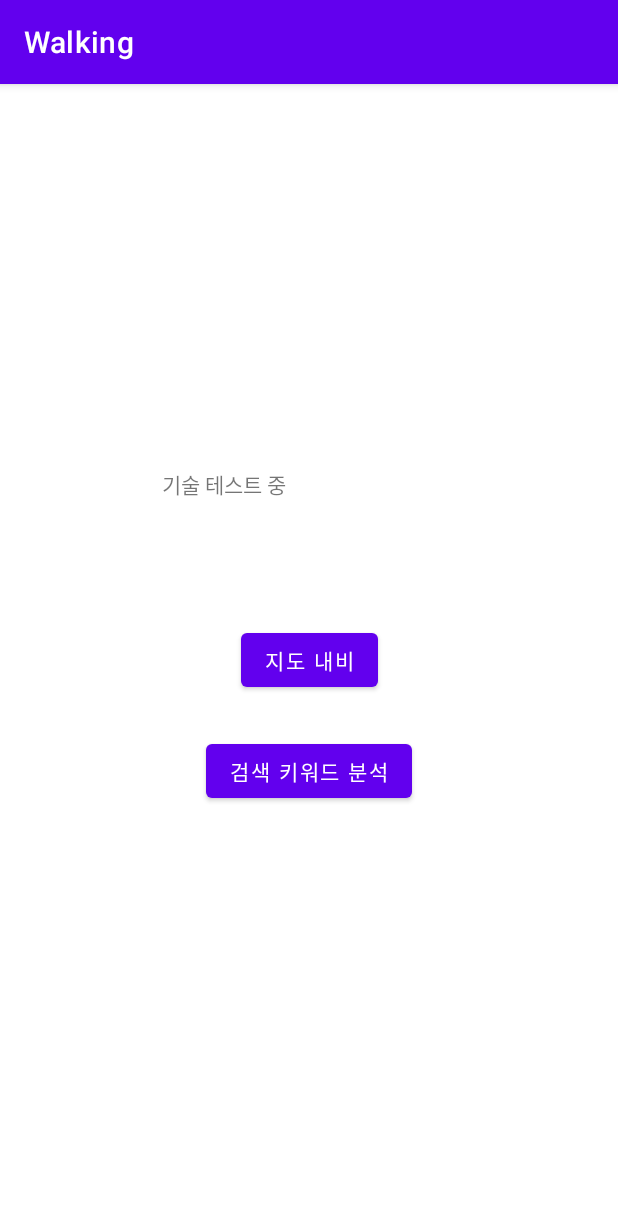
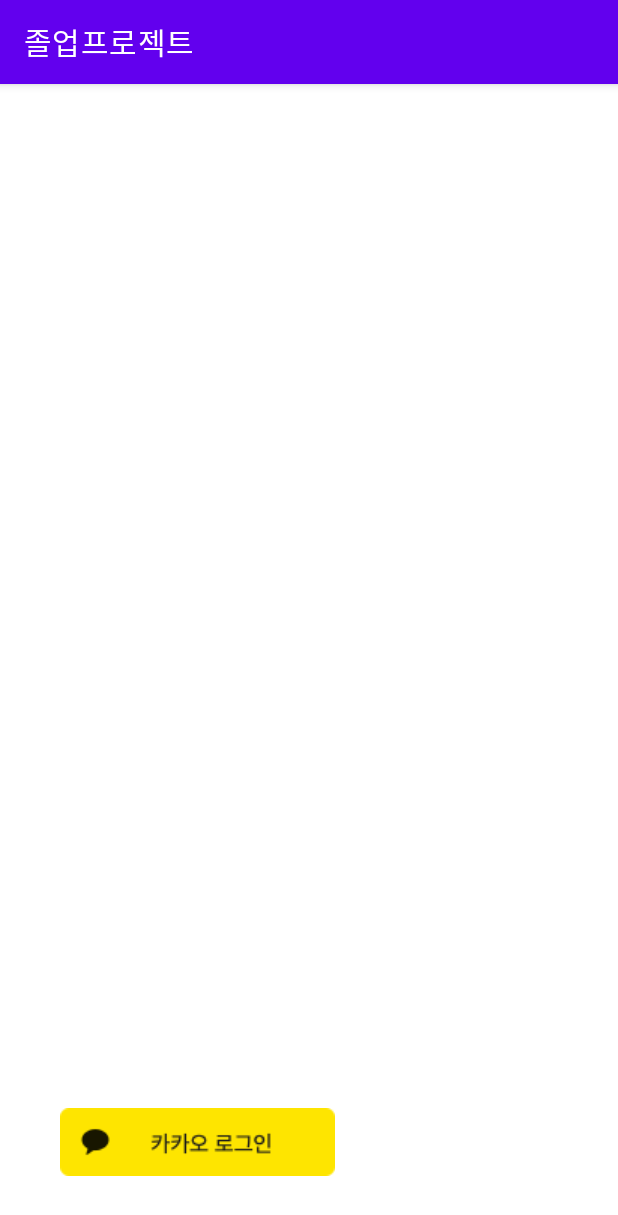
Before and after one commit to GR-LKSJ/ProjectRUN, an Android app: the screen it shows after launch (MainActivity before the commit, LoginActivity after it), on a phone screen of 412 x 824 dp. Shown: the top 1215 px of the screen. Run offline under Robolectric (Android 15) with nearby library versions, the phone set to English and light mode, and no system bars; libraries missing offline, so code that uses them is left out: com.kakao.auth, com.kakao.network, com.kakao.sdk, com.kakao.usermgmt, com.kakao.util; 2 statements that could not run were skipped.

Commit message:
카카오 로그인

```diff
--- /dev/null
+++ b/app/src/main/java/com/example/walking/CustomApplication.java
@@ -0,0 +1,92 @@
+package com.example.walking;
+
+import android.app.Application;
+import android.content.Context;
+
+import com.kakao.auth.ApprovalType;
+import com.kakao.auth.AuthType;
+import com.kakao.auth.IApplicationConfig;
+import com.kakao.auth.ISessionConfig;
+import com.kakao.auth.KakaoAdapter;
+import com.kakao.auth.KakaoSDK;
+import com.kakao.sdk.common.KakaoSdk;
+
+public class CustomApplication extends Application
+{
+    private static volatile CustomApplication instance = null;
+
+    private static class KakaoSDKAdapter extends KakaoAdapter
+    {
+        // 카카오 로그인 세션을 불러올 때의 설정값을 설정하는 부분.
+        public ISessionConfig getSessionConfig() {
+
+            return new ISessionConfig() {
+                @Override
+                public AuthType[] getAuthTypes() {
+                    return new AuthType[] {AuthType.KAKAO_LOGIN_ALL};
+                    //로그인을 어떤 방식으로 할지 지정
+                    //KAKAO_LOGIN_ALL: 모든 로그인방식을 사용하고 싶을때 지정.
+                }
+
+                @Override
+                public boolean isUsingWebviewTimer() {
+                    return false;
+                    // SDK 로그인시 사용되는 WebView에서 pause와 resume시에 Timer를 설정하여 CPU소모를 절약한다.
+                    // true 를 리턴할경우 webview로그인을 사용하는 화면서 모든 webview에 onPause와 onResume 시에 Timer를 설정해 주어야 한다.
+                    // 지정하지 않을 시 false로 설정된다.
+                }
+
+                @Override
+                public boolean isSecureMode() {
+                    return false;
+                    // 로그인시 access token과 refresh token을 저장할 때의 암호화 여부를 결정한다.
+                }
+
+                @Override
+                public ApprovalType getApprovalType() {
+                    return ApprovalType.INDIVIDUAL;
+                    // 일반 사용자가 아닌 Kakao와 제휴된 앱에서만 사용되는 값으로, 값을 채워주지 않을경우 ApprovalType.INDIVIDUAL 값을 사용하게 된다.
+                }
+
+                @Override
+                public boolean isSaveFormData() {
+                    return true;
+                    // Kakao SDK 에서 사용되는 WebView에서 email 입력폼의 데이터를 저장할지 여부를 결정한다.
+                    // true일 경우, 다음번에 다시 로그인 시 email 폼을 누르면 이전에 입력했던 이메일이 나타난다.
+                }
+            };
+        }
+
+        @Override
+        public IApplicationConfig getApplicationConfig() {
+            return new IApplicationConfig() {
+                @Override
+                public Context getApplicationContext() {
+                    return CustomApplication.getGlobalApplicationContext();
+                }
+            };
+        }
+    }
+
+    public static CustomApplication getGlobalApplicationContext() {
+        if(instance == null) {
+            throw new IllegalStateException("this application does not inherit com.kakao.GlobalApplication");
+        }
+        return instance;
+    }
+
+    @Override
+    public void onCreate() {
+        super.onCreate();
+        instance = this;
+
+        //KakaoSDK.init(new KakaoSDKAdapter());
+        KakaoSdk.init(this, "ec41fd92cb5f586daf7c36da76d4406b"); // 네이비트 앱 키
+    }
+
+    @Override
+    public void onTerminate() {
+        super.onTerminate();
+        instance = null;
+    }
+}
--- /dev/null
+++ b/app/src/main/java/com/example/walking/LoginActivity.java
@@ -0,0 +1,96 @@
+package com.example.walking;
+
+import static com.kakao.auth.StringSet.error;
+
+import android.content.Intent;
+import android.os.Bundle;
+import android.util.Log;
+import android.view.View;
+import android.widget.ImageButton;
+import android.widget.Toast;
+
+import androidx.appcompat.app.AppCompatActivity;
+
+import com.kakao.auth.ISessionCallback;
+import com.kakao.network.ErrorResult;
+import com.kakao.sdk.common.model.AuthErrorCause;
+import com.kakao.sdk.user.UserApiClient;
+import com.kakao.usermgmt.UserManagement;
+import com.kakao.usermgmt.callback.MeV2ResponseCallback;
+import com.kakao.usermgmt.response.MeV2Response;
+import com.kakao.util.exception.KakaoException;
+
+public class LoginActivity extends AppCompatActivity {
+
+    private ISessionCallback mSessionCallback;
+
+
+    @Override
+    protected void onCreate(Bundle savedInstanceState) {
+
+        super.onCreate(savedInstanceState);
+        setContentView(R.layout.activity_login);
+
+
+        UserApiClient.getInstance().accessTokenInfo((tokenInfo, error) -> {
+            if (error != null) {
+                Toast.makeText(this, "토큰 정보 보기 실패. 로그인 기록 없음", Toast.LENGTH_SHORT).show();
+            }
+            else if (tokenInfo != null) {
+                Toast.makeText(this, "토큰 정보 보기 성공. 로그인 기록 있음", Toast.LENGTH_SHORT).show();
+                UserApiClient.getInstance().me((user, meError) -> {
+                    if (meError != null) {
+
+                    } else {
+                        Intent intent = new Intent(LoginActivity.this, SearchActivity.class);
+                        intent.putExtra("name", user.getKakaoAccount().getProfile().getNickname());
+                        intent.putExtra("profileImg", user.getKakaoAccount().getProfile().getProfileImageUrl());
+                        intent.putExtra("email", user.getKakaoAccount().getEmail());
+                        startActivity(intent);
+                    }
+                    return null;
+                });
+
+            }
+            return null;
+        });
+
+
+
+
+        ImageButton btn = (ImageButton) findViewById(R.id.loginBtn);
+        btn.setOnClickListener(new View.OnClickListener() {
+            @Override
+            public void onClick(View view) {
+                UserApiClient.getInstance().loginWithKakaoTalk(LoginActivity.this,(oAuthToken, error) -> {
+                    if (error != null) {
+                        Toast.makeText(LoginActivity.this, "로그인이 실패했습니다.", Toast.LENGTH_SHORT).show();
+                    } else if (oAuthToken != null) {
+                        UserApiClient.getInstance().me((user, meError) -> {
+                            if (meError != null) {
+
+                            } else {
+                                Intent intent = new Intent(LoginActivity.this, SearchActivity.class);
+                                intent.putExtra("name", user.getKakaoAccount().getProfile().getNickname());
+                                intent.putExtra("profileImg", user.getKakaoAccount().getProfile().getProfileImageUrl());
+                                intent.putExtra("email", user.getKakaoAccount().getEmail());
+                                startActivity(intent);
+                            }
+                            return null;
+                        });
+
+                        Toast.makeText(LoginActivity.this, "로그인이 성공했습니다.", Toast.LENGTH_SHORT).show();
+                    }
+                    return null;
+                });
+            }
+        });
+
+
+
+
+
+
+
+    }
+}
--- a/app/src/main/java/com/example/walking/MainActivity.java
+++ b/app/src/main/java/com/example/walking/MainActivity.java
@@ -26,15 +26,15 @@ public class MainActivity extends AppCompatActivity {
         super.onCreate(savedInstanceState);
         setContentView(R.layout.activity_main);
 
-        Button imageButton = (Button) findViewById(R.id.button);
-        imageButton.setOnClickListener(new View.OnClickListener() {
-
-            @Override
-            public void onClick(View view) {
-                Intent intent = new Intent(getApplicationContext(), MapActivity.class);
-                startActivity(intent);
-            }
-        });
+//        Button imageButton = (Button) findViewById(R.id.button);
+//        imageButton.setOnClickListener(new View.OnClickListener() {
+//
+//            @Override
+//            public void onClick(View view) {
+//                Intent intent = new Intent(getApplicationContext(), MapActivity.class);
+//                startActivity(intent);
+//            }
+//        });
 
         Button imageButton2 = (Button) findViewById(R.id.button2);
         imageButton2.setOnClickListener(new View.OnClickListener() {
--- /dev/null
+++ b/app/src/main/res/layout/activity_login.xml
@@ -0,0 +1,32 @@
+<?xml version="1.0" encoding="utf-8"?>
+<androidx.constraintlayout.widget.ConstraintLayout xmlns:android="http://schemas.android.com/apk/res/android"
+    xmlns:app="http://schemas.android.com/apk/res-auto"
+    xmlns:tools="http://schemas.android.com/tools"
+    android:layout_width="match_parent"
+    android:layout_height="match_parent"
+    android:orientation="vertical"
+    android:gravity="center"
+    tools:context=".LoginActivity">
+
+    <ImageButton
+        android:id="@+id/loginBtn"
+        app:srcCompat="@drawable/kakao_login_medium_narrow"
+        android:layout_width="wrap_content"
+        android:layout_height="wrap_content"
+
+        android:adjustViewBounds="true"
+        android:scaleType="fitCenter"
+        android:backgroundTint="@color/common_google_signin_btn_tint"
+
+        android:padding="40dp"
+        app:layout_constraintVertical_bias="1"
+        app:layout_constraintBottom_toBottomOf="parent"
+        app:layout_constraintEnd_toEndOf="parent"
+        app:layout_constraintHorizontal_bias="0.0"
+        app:layout_constraintStart_toStartOf="parent"
+        app:layout_constraintTop_toTopOf="parent"
+
+        tools:ignore="SpeakableTextPresentCheck" />
+
+
+</androidx.constraintlayout.widget.ConstraintLayout>
--- a/app/src/main/res/layout/activity_main.xml
+++ b/app/src/main/res/layout/activity_main.xml
@@ -3,38 +3,35 @@
     xmlns:app="http://schemas.android.com/apk/res-auto"
     xmlns:tools="http://schemas.android.com/tools"
     android:layout_width="match_parent"
-    android:layout_height="match_parent"
-    tools:context=".TestActivity">
+    android:layout_height="match_parent">
 
     <TextView
         android:id="@+id/textView"
         android:layout_width="wrap_content"
         android:layout_height="wrap_content"
-        android:layout_marginStart="108dp"
-        android:layout_marginTop="256dp"
-        android:text="기술 테스트 중"
+        android:text="기술 시연"
         app:layout_constraintStart_toStartOf="parent"
         app:layout_constraintTop_toTopOf="parent" />
 
-    <Button
-        android:id="@+id/button"
-        android:layout_width="wrap_content"
-        android:layout_height="wrap_content"
-        android:text="지도 내비"
-        app:layout_constraintBottom_toBottomOf="parent"
-        app:layout_constraintEnd_toEndOf="parent"
-        app:layout_constraintStart_toStartOf="parent"
-        app:layout_constraintTop_toTopOf="parent" />
+<!--    <Button-->
+<!--        android:id="@+id/button"-->
+<!--        android:layout_width="wrap_content"-->
+<!--        android:layout_height="wrap_content"-->
+<!--        android:text="지도 내비"-->
+<!--        app:layout_constraintBottom_toBottomOf="parent"-->
+<!--        app:layout_constraintEnd_toEndOf="parent"-->
+<!--        app:layout_constraintStart_toStartOf="parent"-->
+<!--        app:layout_constraintTop_toTopOf="parent" />-->
 
     <Button
         android:id="@+id/button2"
         android:layout_width="wrap_content"
         android:layout_height="wrap_content"
         android:layout_marginTop="26dp"
-        android:text="검색 키워드 분석"
+        android:text="검색"
         app:layout_constraintEnd_toEndOf="parent"
         app:layout_constraintStart_toStartOf="parent"
-        app:layout_constraintTop_toBottomOf="@+id/button" />
+        app:layout_constraintTop_toBottomOf="parent" />
 
 
 
--- a/app/src/main/res/values/strings.xml
+++ b/app/src/main/res/values/strings.xml
@@ -1,3 +1,3 @@
 <resources>
-    <string name="app_name">Walking</string>
+    <string name="app_name">졸업프로젝트</string>
 </resources>
--- a/build.gradle
+++ b/build.gradle
@@ -4,6 +4,7 @@ plugins {
     id 'com.android.library' version '7.1.2' apply false
 }
 
+
 task clean(type: Delete) {
     delete rootProject.buildDir
 }
--- a/settings.gradle
+++ b/settings.gradle
@@ -10,6 +10,7 @@ dependencyResolutionManagement {
     repositories {
         google()
         mavenCentral()
+        maven { url 'https://devrepo.kakao.com/nexus/content/groups/public/' }
     }
 }
 rootProject.name = "Walking"
```
Also changed, not shown: app/build.gradle (+10 -2 lines), app/src/main/AndroidManifest.xml (+17 -2 lines), app/src/main/java/com/example/walking/SearchActivity.java (+66 -6 lines), app/src/main/res/layout/activity_search.xml (+20 -0 lines), app/src/main/res/drawable-v24/kakao_login_medium_narrow.png (added).
